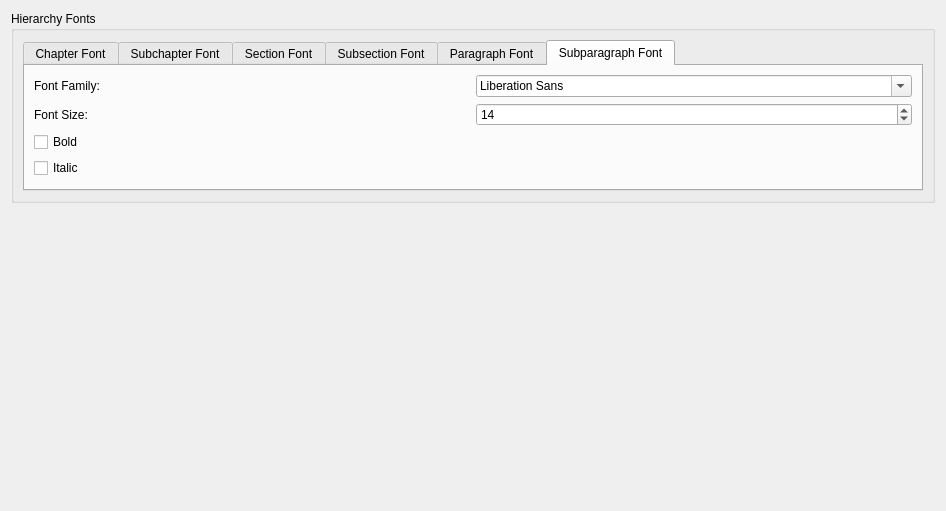
Before: the Qt Designer form src/formating.ui in KDE/cantor, drawn with Qt 5.
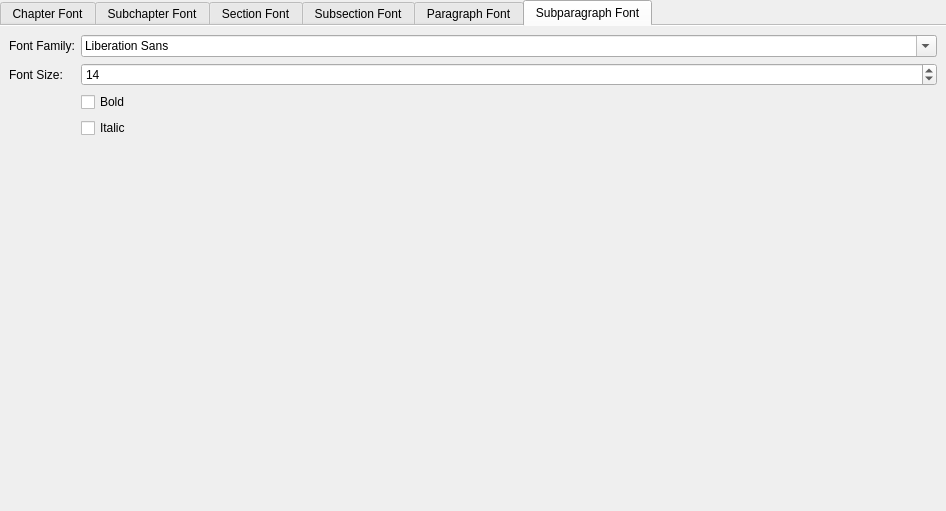
After: the same form once the commit is applied. The open tabs and pages were chosen to show the change.

Diff of the .ui file:
```diff
--- a/src/formating.ui
+++ b/src/formating.ui
@@ -11,27 +11,32 @@
    </rect>
   </property>
   <layout class="QVBoxLayout" name="verticalLayout_2">
+   <property name="leftMargin">
+    <number>0</number>
+   </property>
+   <property name="topMargin">
+    <number>0</number>
+   </property>
+   <property name="rightMargin">
+    <number>0</number>
+   </property>
+   <property name="bottomMargin">
+    <number>0</number>
+   </property>
    <item>
-    <widget class="QSplitter" name="splitter">
-     <property name="orientation">
-      <enum>Qt::Horizontal</enum>
-     </property>
-     <widget class="QGroupBox" name="groupBox">
-      <property name="minimumSize">
-       <size>
-        <width>0</width>
-        <height>0</height>
-       </size>
-      </property>
-      <property name="title">
-       <string>Hierarchy Fonts</string>
-      </property>
-      <layout class="QGridLayout" name="gridLayout_2">
-       <item row="0" column="0">
         <widget class="QTabWidget" name="tabWidget">
          <property name="currentIndex">
           <number>0</number>
          </property>
+     <property name="documentMode">
+      <bool>true</bool>
+     </property>
+     <property name="sizePolicy">
+      <sizepolicy hsizetype="Minimum" vsizetype="Maximum">
+       <horstretch>0</horstretch>
+       <verstretch>0</verstretch>
+      </sizepolicy>
+     </property>
          <widget class="QWidget" name="ChapterTab">
           <attribute name="title">
            <string>Chapter Font</string>
@@ -331,31 +336,31 @@
           <attribute name="title">
            <string>Subparagraph Font</string>
           </attribute>
-          <layout class="QVBoxLayout" name="verticalLayout_7">
-           <item>
-            <layout class="QHBoxLayout" name="horizontalLayout_11">
-             <item>
-              <widget class="QLabel" name="label_13">
+      <layout class="QFormLayout" name="verticalLayout">
+       <item row="0" column="0">
+        <widget class="QLabel" name="label_2">
                <property name="text">
                 <string>Font Family:</string>
                </property>
-              </widget>
-             </item>
-             <item>
+         <property name="buddy">
+          <cstring>kcfg_SubparagraphFontFamily</cstring>
+         </property>
+        </widget>
+       </item>
+       <item row="0" column="1">
               <widget class="QFontComboBox" name="kcfg_SubparagraphFontFamily"/>
              </item>
-            </layout>
-           </item>
-           <item>
-            <layout class="QHBoxLayout" name="horizontalLayout_12">
-             <item>
-              <widget class="QLabel" name="label_12">
+       <item row="1" column="0">
+        <widget class="QLabel" name="label_3">
                <property name="text">
                 <string>Font Size:</string>
                </property>
-              </widget>
-             </item>
-             <item>
+         <property name="buddy">
+          <cstring>kcfg_SubparagraphFontSize</cstring>
+         </property>
+        </widget>
+       </item>
+       <item row="1" column="1">
               <widget class="QSpinBox" name="kcfg_SubparagraphFontSize">
                <property name="minimum">
                 <number>8</number>
@@ -368,24 +373,18 @@
                </property>
               </widget>
              </item>
-            </layout>
-           </item>
-           <item>
+       <item row="2" column="1">
             <widget class="QCheckBox" name="kcfg_SubparagraphFontBold">
              <property name="text">
               <string>Bold</string>
              </property>
             </widget>
            </item>
-           <item>
-            <widget class="QCheckBox" name="kcfg_SubparagraphFontItalic">
+       <item row="3" column="1">
+        <widget class="QCheckBox" name="kcfg_SubpragraphFontItalic">
              <property name="text">
               <string>Italic</string>
              </property>
-            </widget>
-           </item>
-          </layout>
-         </widget>
         </widget>
        </item>
       </layout>
```
Left out of the diff: 196 changed lines with no effect on the pictures. Lines whose indentation alone changed are shown as unchanged.
